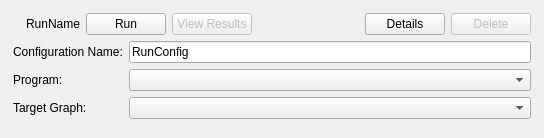
Before: the Qt Designer form src/developer/runconfiguration.ui in maccth/GP2-editor, drawn with Qt 5.
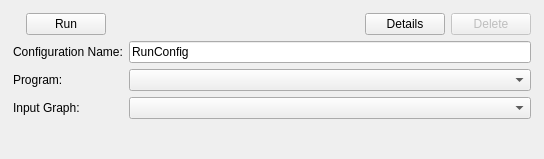
After: the same form once the commit is applied. Icons and pictures are not drawn.

What changed in the file:
```diff
--- a/src/developer/runconfiguration.ui
+++ b/src/developer/runconfiguration.ui
@@ -7,7 +7,7 @@
     <x>0</x>
     <y>0</y>
     <width>544</width>
-    <height>138</height>
+    <height>159</height>
    </rect>
   </property>
   <property name="windowTitle">
@@ -38,19 +38,6 @@
           </property>
          </widget>
         </item>
-        <item>
-         <widget class="QLabel" name="runConfigurationLabel">
-          <property name="sizePolicy">
-           <sizepolicy hsizetype="Preferred" vsizetype="Fixed">
-            <horstretch>0</horstretch>
-            <verstretch>0</verstretch>
-           </sizepolicy>
-          </property>
-          <property name="text">
-           <string>RunName</string>
-          </property>
-         </widget>
-        </item>
         <item>
          <widget class="QPushButton" name="runButton">
           <property name="text">
@@ -62,16 +49,6 @@
           </property>
          </widget>
         </item>
-        <item>
-         <widget class="QPushButton" name="resultsButton">
-          <property name="enabled">
-           <bool>false</bool>
-          </property>
-          <property name="text">
-           <string>View Results</string>
-          </property>
-         </widget>
-        </item>
         <item>
          <spacer name="horizontalSpacer">
           <property name="orientation">
@@ -151,7 +128,7 @@
          <item row="2" column="0">
           <widget class="QLabel" name="targetGraphLabel">
            <property name="text">
-            <string>Target Graph:</string>
+            <string>Input Graph:</string>
            </property>
           </widget>
          </item>
```
Left out of the diff: 40 changed lines with no effect on the pictures.
